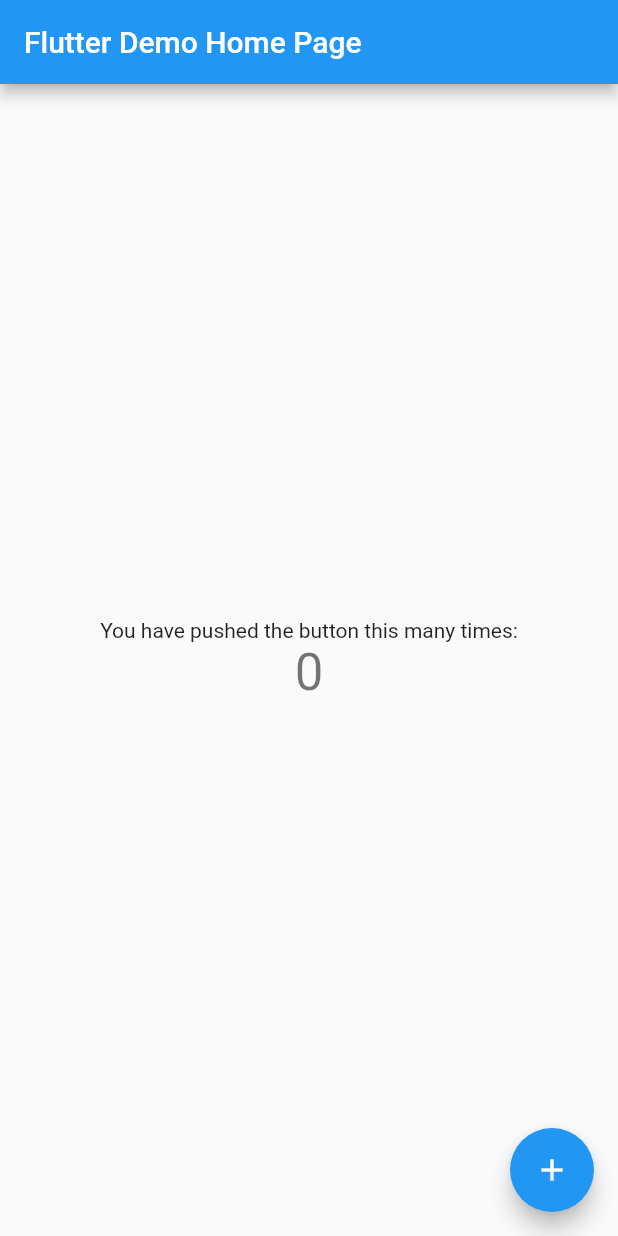
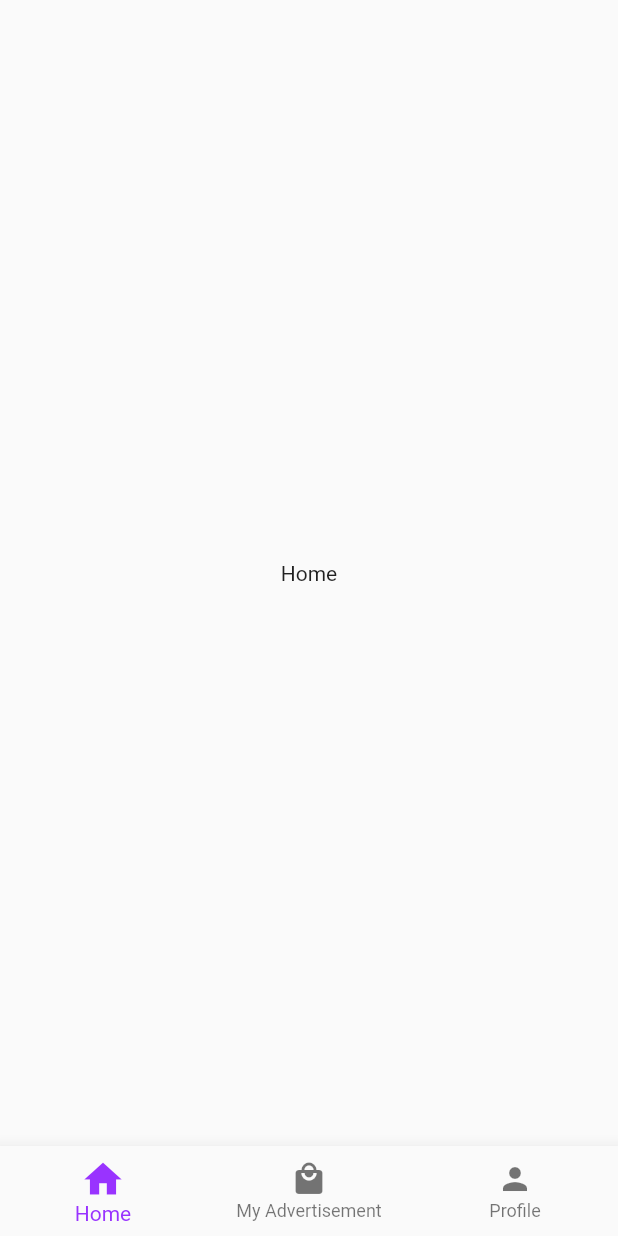
Before and after one commit to FernandoSoldera/e_commerce, a Flutter app: the screen it shows after launch, on a phone screen of 412 x 824 dp. Run offline on Flutter 3.47's test engine with Material 2 defaults, Android fonts, the phone set to English and light mode, and no system bars.

```diff
--- a/lib/main.dart
+++ b/lib/main.dart
@@ -1,117 +1,65 @@
+import 'package:e_commerce/screens/home.dart';
+import 'package:e_commerce/screens/my_advertisement.dart';
+import 'package:e_commerce/screens/profile.dart';
 import 'package:flutter/material.dart';
 
 void main() {
   runApp(MyApp());
 }
 
-class MyApp extends StatelessWidget {
-  // This widget is the root of your application.
+class MyApp extends StatefulWidget {
+  @override
+  _MyAppState createState() => _MyAppState();
+}
+
+class _MyAppState extends State<MyApp> {
+  int _currentIndex = 0;
+  final List<Widget> _children = [
+    Home(),
+    MyAdvertisement(),
+    Profile(),
+  ];
+
+  void onTap(int index) {
+    setState(() {
+      _currentIndex = index;
+    });
+  }
+
   @override
   Widget build(BuildContext context) {
     return MaterialApp(
       title: 'Flutter Demo',
       theme: ThemeData(
-        // This is the theme of your application.
-        //
-        // Try running your application with "flutter run". You'll see the
-        // application has a blue toolbar. Then, without quitting the app, try
-        // changing the primarySwatch below to Colors.green and then invoke
-        // "hot reload" (press "r" in the console where you ran "flutter run",
-        // or simply save your changes to "hot reload" in a Flutter IDE).
-        // Notice that the counter didn't reset back to zero; the application
-        // is not restarted.
         primarySwatch: Colors.blue,
-        // This makes the visual density adapt to the platform that you run
-        // the app on. For desktop platforms, the controls will be smaller and
-        // closer together (more dense) than on mobile platforms.
+        highlightColor: Color.fromARGB(50, 153, 51, 255),
         visualDensity: VisualDensity.adaptivePlatformDensity,
       ),
-      home: MyHomePage(title: 'Flutter Demo Home Page'),
+      home: Scaffold(
+        bottomNavigationBar: BottomNavigationBar(
+          currentIndex: _currentIndex,
+          selectedItemColor: Color.fromARGB(255, 153, 51, 255),
+          iconSize: 24,
+          selectedIconTheme: IconThemeData(size: 30),
+          elevation: 10,
+          items: [
+            BottomNavigationBarItem(
+              icon: Icon(Icons.home),
+              label: 'Home',
+            ),
+            BottomNavigationBarItem(
+              icon: Icon(Icons.local_mall),
+              label: 'My Advertisement',
+            ),
+            BottomNavigationBarItem(
+              icon: Icon(Icons.person),
+              label: 'Profile',
+            ),
+          ],
+          onTap: onTap,
+        ),
+        body: _children[_currentIndex],
+      ),
     );
   }
 }
-
-class MyHomePage extends StatefulWidget {
-  MyHomePage({Key key, this.title}) : super(key: key);
-
-  // This widget is the home page of your application. It is stateful, meaning
-  // that it has a State object (defined below) that contains fields that affect
-  // how it looks.
-
-  // This class is the configuration for the state. It holds the values (in this
-  // case the title) provided by the parent (in this case the App widget) and
-  // used by the build method of the State. Fields in a Widget subclass are
-  // always marked "final".
-
-  final String title;
-
-  @override
-  _MyHomePageState createState() => _MyHomePageState();
-}
-
-class _MyHomePageState extends State<MyHomePage> {
-  int _counter = 0;
-
-  void _incrementCounter() {
-    setState(() {
-      // This call to setState tells the Flutter framework that something has
-      // changed in this State, which causes it to rerun the build method below
-      // so that the display can reflect the updated values. If we changed
-      // _counter without calling setState(), then the build method would not be
-      // called again, and so nothing would appear to happen.
-      _counter++;
-    });
-  }
-
-  @override
-  Widget build(BuildContext context) {
-    // This method is rerun every time setState is called, for instance as done
-    // by the _incrementCounter method above.
-    //
-    // The Flutter framework has been optimized to make rerunning build methods
-    // fast, so that you can just rebuild anything that needs updating rather
-    // than having to individually change instances of widgets.
-    return Scaffold(
-      appBar: AppBar(
-        // Here we take the value from the MyHomePage object that was created by
-        // the App.build method, and use it to set our appbar title.
-        title: Text(widget.title),
-      ),
-      body: Center(
-        // Center is a layout widget. It takes a single child and positions it
-        // in the middle of the parent.
-        child: Column(
-          // Column is also a layout widget. It takes a list of children and
-          // arranges them vertically. By default, it sizes itself to fit its
-          // children horizontally, and tries to be as tall as its parent.
-          //
-          // Invoke "debug painting" (press "p" in the console, choose the
-          // "Toggle Debug Paint" action from the Flutter Inspector in Android
-          // Studio, or the "Toggle Debug Paint" command in Visual Studio Code)
-          // to see the wireframe for each widget.
-          //
-          // Column has various properties to control how it sizes itself and
-          // how it positions its children. Here we use mainAxisAlignment to
-          // center the children vertically; the main axis here is the vertical
-          // axis because Columns are vertical (the cross axis would be
-          // horizontal).
-          mainAxisAlignment: MainAxisAlignment.center,
-          children: <Widget>[
-            Text(
-              'You have pushed the button this many times:',
-            ),
-            Text(
-              '$_counter',
-              style: Theme.of(context).textTheme.headline4,
-            ),
-          ],
-        ),
-      ),
-      floatingActionButton: FloatingActionButton(
-        onPressed: _incrementCounter,
-        tooltip: 'Increment',
-        child: Icon(Icons.add),
-      ), // This trailing comma makes auto-formatting nicer for build methods.
-    );
-  }
-}
--- /dev/null
+++ b/lib/screens/home.dart
@@ -0,0 +1,12 @@
+import 'package:flutter/material.dart';
+
+class Home extends StatelessWidget {
+  @override
+  Widget build(BuildContext context) {
+    return Scaffold(
+      body: Center(
+        child: Text('Home'),
+      ),
+    );
+  }
+}
--- /dev/null
+++ b/lib/screens/my_advertisement.dart
@@ -0,0 +1,12 @@
+import 'package:flutter/material.dart';
+
+class MyAdvertisement extends StatelessWidget {
+  @override
+  Widget build(BuildContext context) {
+    return Scaffold(
+      body: Center(
+        child: Text('MyAdvertisement'),
+      ),
+    );
+  }
+}
--- /dev/null
+++ b/lib/screens/profile.dart
@@ -0,0 +1,12 @@
+import 'package:flutter/material.dart';
+
+class Profile extends StatelessWidget {
+  @override
+  Widget build(BuildContext context) {
+    return Scaffold(
+      body: Center(
+        child: Text('Profile'),
+      ),
+    );
+  }
+}
```
Also changed, not shown: pubspec.lock.
